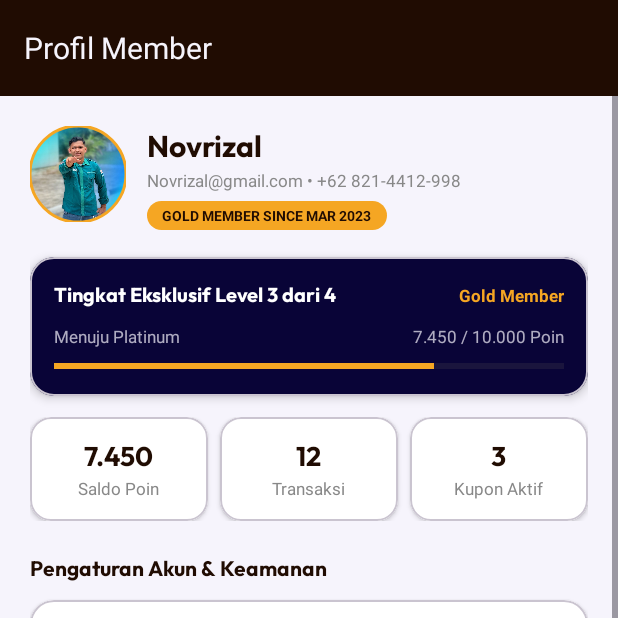
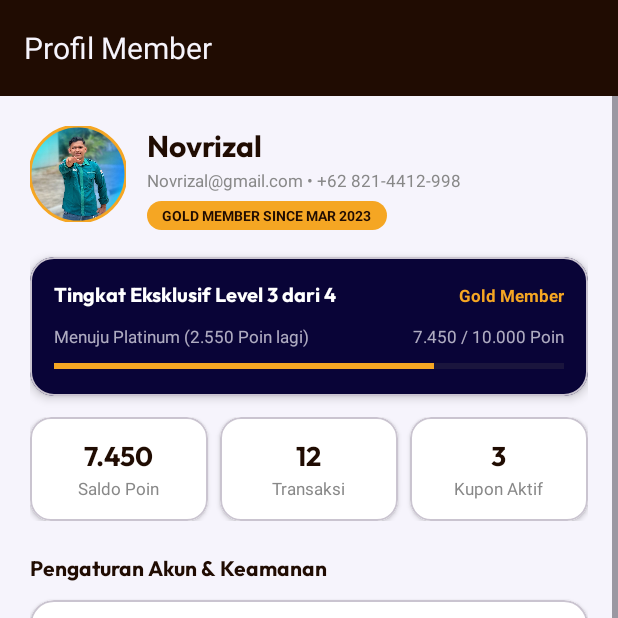
Before and after one commit to Novrizal20/NVB-Dilan, an Android app: the fragment ProfilFragment placed in its activity, on a phone screen of 412 x 824 dp, the top half of it. Run offline under Robolectric (Android 15) with nearby library versions, the phone set to English and light mode, and no system bars; our stand-ins replace CircleImageView; 1 statement that could not run was skipped.

Commit message:
update - perbaikan kode

```diff
--- a/app/src/main/java/com/example/nvb_dilan/Home/myProjek/Projek.kt
+++ b/app/src/main/java/com/example/nvb_dilan/Home/myProjek/Projek.kt
@@ -9,10 +9,10 @@ import com.example.nvb_dilan.setupToolbar
 
 class Projek : AppCompatActivity() {
     private lateinit var binding: ActivityProjekBinding
+
     override fun onCreate(savedInstanceState: Bundle?) {
         super.onCreate(savedInstanceState)
         enableEdgeToEdge()
-        setContentView(R.layout.activity_projek)
         binding = ActivityProjekBinding.inflate(layoutInflater)
         setContentView(binding.root)
         setupToolbar(binding.layoutToolbar.toolbar, getString(R.string.title_projek))
--- a/app/src/main/java/com/example/nvb_dilan/Home/myProjek/login.kt
+++ b/app/src/main/java/com/example/nvb_dilan/Home/myProjek/login.kt
@@ -51,6 +51,9 @@ class login : AppCompatActivity() {
                 val editor = sharedPref.edit()
                 editor.putBoolean("isLogin", true)
                 editor.putString("username", username)
+                if (sharedPref.getString("reg_name", null).isNullOrEmpty()) {
+                    editor.putString("reg_name", username)
+                }
                 editor.apply()
 
                 // Masuk ke area Member+ Hub (DashboardFragment tampil pertama).
@@ -61,7 +64,7 @@ class login : AppCompatActivity() {
             } else {
                 MaterialAlertDialogBuilder(this)
                     .setTitle("Login Gagal")
-                    .setMessage("Username atau Password tidak sah! Sila cuba lagi.")
+                    .setMessage("Username atau Password salah! Silakan coba lagi.")
                     .setPositiveButton("OK", null)
                     .show()
             }
--- a/app/src/main/java/com/example/nvb_dilan/Home/myProjek/register.kt
+++ b/app/src/main/java/com/example/nvb_dilan/Home/myProjek/register.kt
@@ -3,12 +3,10 @@ package com.example.nvb_dilan.Home.myProjek
 import android.content.Intent
 import android.os.Bundle
 import android.widget.Toast
-import androidx.activity.enableEdgeToEdge
 import androidx.appcompat.app.AppCompatActivity
-import androidx.core.view.ViewCompat
-import androidx.core.view.WindowInsetsCompat
 import com.example.nvb_dilan.R
 import com.example.nvb_dilan.databinding.ActivityRegisterBinding
+import com.example.nvb_dilan.setupToolbar
 
 class register : AppCompatActivity() {
     private lateinit var binding: ActivityRegisterBinding
@@ -17,6 +15,8 @@ class register : AppCompatActivity() {
         super.onCreate(savedInstanceState)
         binding = ActivityRegisterBinding.inflate(layoutInflater)
         setContentView(binding.root)
+
+        setupToolbar(binding.layoutToolbar.toolbar, getString(R.string.title_register))
 
         binding.btnRegister.setOnClickListener {
             val name = binding.etName.text.toString().trim()
--- a/app/src/main/java/com/example/nvb_dilan/Profil/ProfilFragment.kt
+++ b/app/src/main/java/com/example/nvb_dilan/Profil/ProfilFragment.kt
@@ -13,6 +13,7 @@ import com.example.nvb_dilan.R
 import com.example.nvb_dilan.databinding.FragmentProfilBinding
 import com.google.android.material.dialog.MaterialAlertDialogBuilder
 import com.google.android.material.snackbar.Snackbar
+import java.util.Locale
 
 class ProfilFragment : Fragment() {
     private var _binding: FragmentProfilBinding? = null
@@ -22,7 +23,6 @@ class ProfilFragment : Fragment() {
         inflater: LayoutInflater, container: ViewGroup?,
         savedInstanceState: Bundle?
     ): View? {
-        // Inflate the layout for this fragment
         _binding = FragmentProfilBinding.inflate(inflater, container, false)
         return binding.root
     }
@@ -37,9 +37,12 @@ class ProfilFragment : Fragment() {
 
         // Menu pengaturan dan bantuan -> AlertDialog
         binding.rowDataAkun.setOnClickListener {
+            val name = sharedPref.getString("reg_name", null) ?: sharedPref.getString("username", null) ?: "Novrizal"
+            val email = sharedPref.getString("reg_email", null) ?: "Novrizal@gmail.com"
+            val phone = sharedPref.getString("reg_phone", null) ?: "+62 821-4412-998"
             showInfo(
                 "Data Akun Diri",
-                "Nama: Novrizal\nEmail: Novrizal@gmail.com\nTelepon: +62 821-4412-998\nID Member: PP-8829-4412\nMember sejak: Maret 2023"
+                "Nama: $name\nEmail: $email\nTelepon: $phone\nID Member: PP-8829-4412\nMember sejak: Maret 2023"
             )
         }
         binding.rowNotifikasi.setOnClickListener {
@@ -115,6 +118,34 @@ class ProfilFragment : Fragment() {
         }
     }
 
+    override fun onResume() {
+        super.onResume()
+        updateDataProfil()
+    }
+
+    private fun updateDataProfil() {
+        val sharedPref = requireContext().getSharedPreferences("user_pref", Context.MODE_PRIVATE)
+        val name = sharedPref.getString("reg_name", null) ?: sharedPref.getString("username", null) ?: "Novrizal"
+        val email = sharedPref.getString("reg_email", null) ?: "Novrizal@gmail.com"
+        val phone = sharedPref.getString("reg_phone", null) ?: "+62 821-4412-998"
+
+        binding.tvNamaProfil.text = name
+        binding.tvKontak.text = "$email • $phone"
+
+        val saldo = sharedPref.getInt("saldo_poin", 7450)
+        val saldoFormatted = String.format(Locale("id", "ID"), "%,d", saldo).replace(',', '.')
+
+        binding.tvStatPoin.text = saldoFormatted
+        binding.tvKemajuanNilai.text = "$saldoFormatted / 10.000 Poin"
+
+        binding.progressKemajuan.max = 10000
+        binding.progressKemajuan.progress = saldo.coerceAtMost(10000)
+
+        val sisa = (10000 - saldo).coerceAtLeast(0)
+        val sisaFormatted = String.format(Locale("id", "ID"), "%,d", sisa).replace(',', '.')
+        binding.tvKemajuanLabel.text = "Menuju Platinum ($sisaFormatted Poin lagi)"
+    }
+
     private fun showInfo(judul: String, pesan: String) {
         MaterialAlertDialogBuilder(requireContext())
             .setTitle(judul)
--- a/app/src/main/res/layout/activity_login.xml
+++ b/app/src/main/res/layout/activity_login.xml
@@ -88,7 +88,7 @@
                     android:id="@+id/etEmail"
                     android:layout_width="match_parent"
                     android:layout_height="wrap_content"
-                    android:inputType="textEmailAddress"
+                    android:inputType="text"
                     android:textColor="@color/cream" />
             </com.google.android.material.textfield.TextInputLayout>
 
--- a/app/src/main/res/layout/fragment_point.xml
+++ b/app/src/main/res/layout/fragment_point.xml
@@ -45,6 +45,7 @@
                         android:orientation="horizontal">
 
                         <TextView
+                            android:id="@+id/tvHeaderNama"
                             android:layout_width="0dp"
                             android:layout_height="wrap_content"
                             android:layout_weight="1"
@@ -80,6 +81,7 @@
                         android:textSize="40sp" />
 
                     <TextView
+                        android:id="@+id/tvSetaraRupiah"
                         android:layout_width="wrap_content"
                         android:layout_height="wrap_content"
                         android:text="Setara Rp 74.500 saldo belanja"
@@ -137,6 +139,7 @@
                             android:textSize="11sp" />
 
                         <TextView
+                            android:id="@+id/tvSisaPoinLagi"
                             android:layout_width="wrap_content"
                             android:layout_height="wrap_content"
                             android:text="2.550 Poin Lagi"
```
Also changed, not shown: app/src/main/java/com/example/nvb_dilan/Home/myProjek/WebViewActivity.kt (+14 -7 lines), app/src/main/java/com/example/nvb_dilan/Point/PointFragment.kt (+29 -1 lines), app/src/main/java/com/example/nvb_dilan/Qr/QrFragment.kt (+18 -1 lines), app/src/main/java/com/example/nvb_dilan/Voucher/VoucherFragment.kt (+31 -9 lines).
